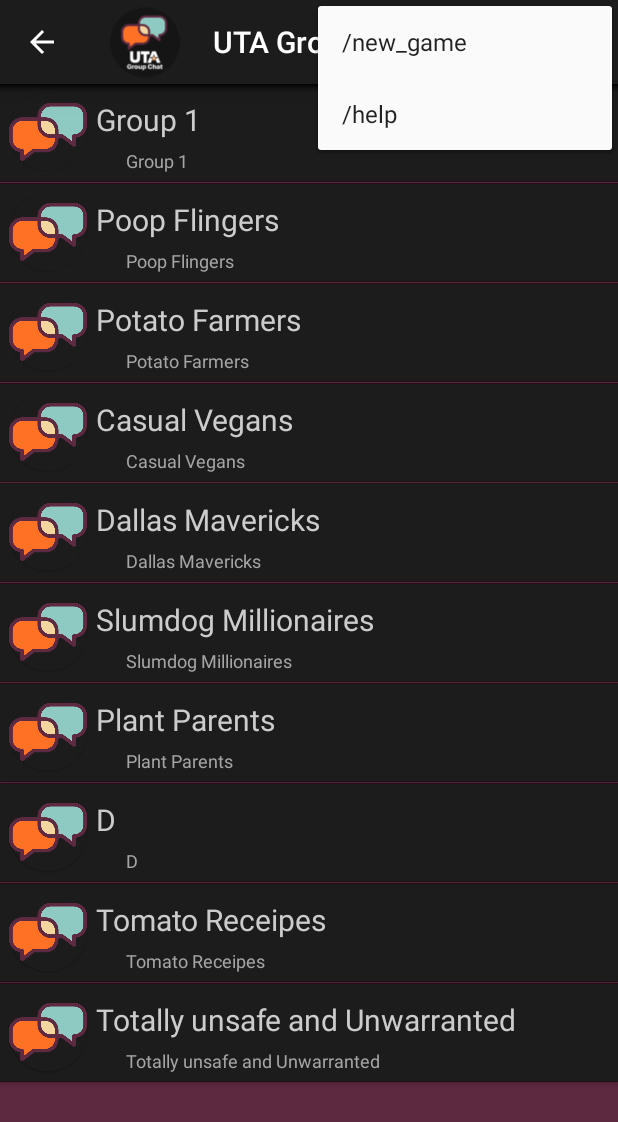
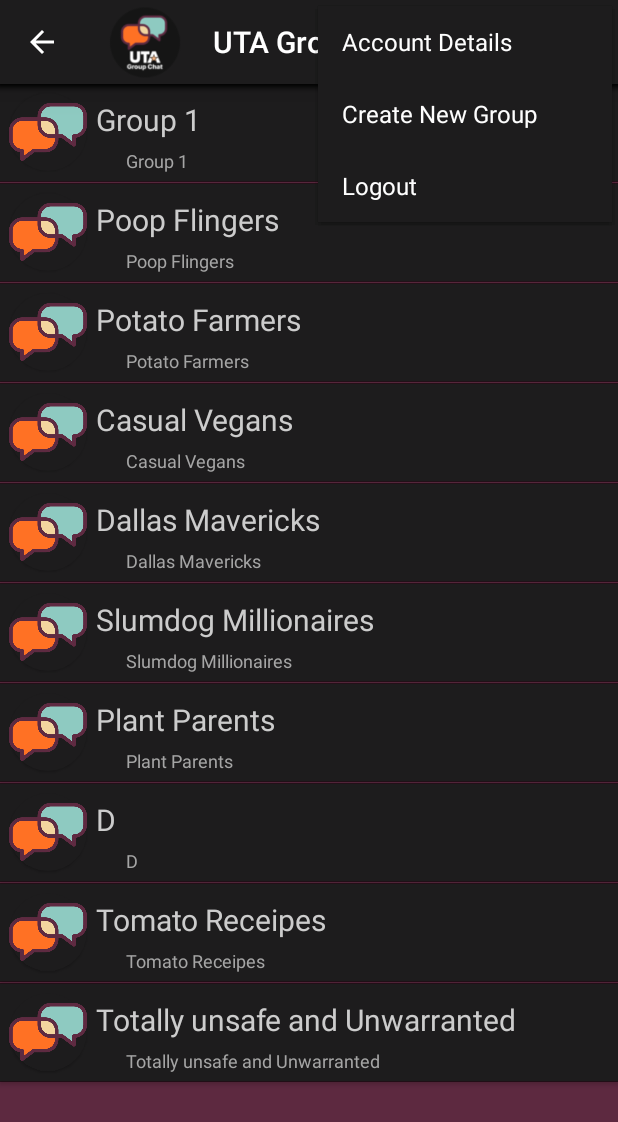
Before and after one commit to KaushalIngle/GroupChatApp, an Android app: the Home screen opened directly, with no data from a screen before it, with the options menu open, on a phone screen of 412 x 824 dp. Shown: the top 1122 px of the screen. Run offline under Robolectric (Android 15) with nearby library versions, the phone set to English and light mode, and no system bars.

Commit message:
Add Chat View, Chat Menu and Home Menu

```diff
--- a/app/src/main/java/com/example/groupchatapp/Home.java
+++ b/app/src/main/java/com/example/groupchatapp/Home.java
@@ -5,14 +5,12 @@ import androidx.appcompat.app.AppCompatActivity;
 import androidx.recyclerview.widget.LinearLayoutManager;
 import androidx.recyclerview.widget.RecyclerView;
 
-import android.graphics.Color;
-import android.graphics.drawable.ColorDrawable;
+import android.content.Intent;
 import android.os.Bundle;
-import android.view.Gravity;
+import android.util.Log;
 import android.view.Menu;
 import android.view.MenuInflater;
-import android.widget.ImageView;
-import android.widget.LinearLayout;
+import android.view.View;
 
 import java.util.Arrays;
 import java.util.List;
@@ -31,19 +29,31 @@ public class Home extends AppCompatActivity {
         actionBar.setElevation(20);
 //        actionBar.setBackgroundDrawable(new ColorDrawable(Color.parseColor("#5D2940")));
         List<String> list = Arrays.asList("Group 1", "Poop Flingers", "Potato Farmers", "Casual Vegans", "Dallas Mavericks", "Slumdog Millionaires", "Plant Parents", "D", "Tomato Receipes", "Totally unsafe and Unwarranted");
+
+
         RecyclerView homerview = (RecyclerView) findViewById(R.id.homerecycler);
         HomeAdapter adapter = new HomeAdapter(list);
         homerview.setAdapter(adapter);
         homerview.setLayoutManager(new LinearLayoutManager(this));
-//        LinearLayout homelinear = findViewById(R.id.homelinear);
-//
-//        for (int i = 0; i < 10; i++) {
-//            homelinear.addView(home_group);
-//        }
+        ItemClickSupport.addTo(homerview).setOnItemClickListener(
+                new ItemClickSupport.OnItemClickListener() {
+                    @Override
+                    public void onItemClicked(RecyclerView recyclerView, int position, View v) {
+                        // do stuff
+                        Log.d("BUTTONS", "User tapped the "+position+" button on the Home Activity");
+                        switchtoChatActivity();
+                        finish();
+                    }
+                }
+        );
     }
     public boolean onCreateOptionsMenu(Menu menu) {
         MenuInflater inflater = getMenuInflater();
-        inflater.inflate(R.menu.game_menu, menu);
+        inflater.inflate(R.menu.home_menu, menu);
         return true;
     }
+    private void switchtoChatActivity() {
+        Intent switchActivityIntent = new Intent(this, Chat.class);
+        startActivity(switchActivityIntent);
+    }
 }
--- /dev/null
+++ b/app/src/main/java/com/example/groupchatapp/ItemClickSupport.java
@@ -0,0 +1,94 @@
+package com.example.groupchatapp;
+
+import android.view.View;
+
+import androidx.recyclerview.widget.RecyclerView;
+
+public class ItemClickSupport {
+    private final RecyclerView mRecyclerView;
+    private OnItemClickListener mOnItemClickListener;
+    private OnItemLongClickListener mOnItemLongClickListener;
+    private View.OnClickListener mOnClickListener = new View.OnClickListener() {
+        @Override
+        public void onClick(View v) {
+            if (mOnItemClickListener != null) {
+                RecyclerView.ViewHolder holder = mRecyclerView.getChildViewHolder(v);
+                mOnItemClickListener.onItemClicked(mRecyclerView, holder.getAdapterPosition(), v);
+            }
+        }
+    };
+    private View.OnLongClickListener mOnLongClickListener = new View.OnLongClickListener() {
+        @Override
+        public boolean onLongClick(View v) {
+            if (mOnItemLongClickListener != null) {
+                RecyclerView.ViewHolder holder = mRecyclerView.getChildViewHolder(v);
+                return mOnItemLongClickListener.onItemLongClicked(mRecyclerView, holder.getAdapterPosition(), v);
+            }
+            return false;
+        }
+    };
+    private RecyclerView.OnChildAttachStateChangeListener mAttachListener
+            = new RecyclerView.OnChildAttachStateChangeListener() {
+        @Override
+        public void onChildViewAttachedToWindow(View view) {
+            if (mOnItemClickListener != null) {
+                view.setOnClickListener(mOnClickListener);
+            }
+            if (mOnItemLongClickListener != null) {
+                view.setOnLongClickListener(mOnLongClickListener);
+            }
+        }
+
+        @Override
+        public void onChildViewDetachedFromWindow(View view) {
+
+        }
+    };
+
+    private ItemClickSupport(RecyclerView recyclerView) {
+        mRecyclerView = recyclerView;
+        mRecyclerView.setTag(R.id.item_click_support, this);
+        mRecyclerView.addOnChildAttachStateChangeListener(mAttachListener);
+    }
+
+    public static ItemClickSupport addTo(RecyclerView view) {
+        ItemClickSupport support = (ItemClickSupport) view.getTag(R.id.item_click_support);
+        if (support == null) {
+            support = new ItemClickSupport(view);
+        }
+        return support;
+    }
+
+    public static ItemClickSupport removeFrom(RecyclerView view) {
+        ItemClickSupport support = (ItemClickSupport) view.getTag(R.id.item_click_support);
+        if (support != null) {
+            support.detach(view);
+        }
+        return support;
+    }
+
+    public ItemClickSupport setOnItemClickListener(OnItemClickListener listener) {
+        mOnItemClickListener = listener;
+        return this;
+    }
+
+    public ItemClickSupport setOnItemLongClickListener(OnItemLongClickListener listener) {
+        mOnItemLongClickListener = listener;
+        return this;
+    }
+
+    private void detach(RecyclerView view) {
+        view.removeOnChildAttachStateChangeListener(mAttachListener);
+        view.setTag(R.id.item_click_support, null);
+    }
+
+    public interface OnItemClickListener {
+
+        void onItemClicked(RecyclerView recyclerView, int position, View v);
+    }
+
+    public interface OnItemLongClickListener {
+
+        boolean onItemLongClicked(RecyclerView recyclerView, int position, View v);
+    }
+}
--- /dev/null
+++ b/app/src/main/res/drawable/groupactionbar.xml
@@ -0,0 +1,6 @@
+<?xml version="1.0" encoding="utf-8"?>
+<layer-list xmlns:android="http://schemas.android.com/apk/res/android" >
+    <item
+        android:drawable="@drawable/chat"
+        android:left="-25dp"/> <!-- add other margins here -->
+</layer-list>
--- a/app/src/main/res/layout/home_element.xml
+++ b/app/src/main/res/layout/home_element.xml
@@ -5,6 +5,7 @@
     android:layout_height="wrap_content"
     android:background="@color/Outer_Space"
     android:elevation="2dp"
+    android:id="@+id/item_click_support"
     android:layout_marginBottom="2dp">
     <ImageView
         android:layout_width="52dp"
--- a/app/src/main/res/menu/game_menu.xml
+++ b/app/src/main/res/menu/chat_menu.xml
@@ -1,11 +1,12 @@
 <?xml version="1.0" encoding="utf-8"?>
 <menu xmlns:android="http://schemas.android.com/apk/res/android">
-    <item android:id="@+id/new_game"
+    <item android:id="@+id/media"
         android:icon="@drawable/logo2"
-        android:title="/new_game"
+        android:title="Upload Media"
         />
-    <item android:id="@+id/help"
+    <item android:id="@+id/manage"
         android:icon="@drawable/logo"
-        android:title="/help" />
+        android:title="Manage Group" />
+
 
 </menu>
--- /dev/null
+++ b/app/src/main/res/menu/home_menu.xml
@@ -0,0 +1,14 @@
+<?xml version="1.0" encoding="utf-8"?>
+<menu xmlns:android="http://schemas.android.com/apk/res/android">
+    <item android:id="@+id/account"
+        android:icon="@drawable/logo2"
+        android:title="Account Details"
+        />
+    <item android:id="@+id/newgroup"
+        android:icon="@drawable/logo"
+        android:title="Create New Group" />
+    <item android:id="@+id/logout"
+        android:icon="@drawable/logo"
+        android:title="Logout" />
+
+</menu>
--- a/app/src/main/res/values/colors.xml
+++ b/app/src/main/res/values/colors.xml
@@ -7,8 +7,10 @@
     <color name="teal_700">#FF018786</color>
     <color name="black">#FF000000</color>
 
+    <color name="Silver_Dark">#1F1F1F</color>
     <color name="white">#FFFFFFFF</color>
     <color name="Voilet">#5D2940</color>
+    <color name="Voilet_Dark">#2B131D</color>
     <color name="Pumpkin">#FF7124</color>
     <color name="Silver_Light">#CCCCCC</color>
     <color name="Licorice">#0C0000</color>
@@ -16,4 +18,5 @@
     <color name="Tiffany_Blue">#8ECAC1</color>
     <color name="Outer_Space">#1D1C1D</color>
     <color name="Silver">#A5A5A5</color>
+    <color name="Dark_Teal">#214540</color>
 </resources>
--- a/app/src/main/res/values/themes.xml
+++ b/app/src/main/res/values/themes.xml
@@ -1,6 +1,9 @@
 <resources xmlns:tools="http://schemas.android.com/tools">
     <!-- Base application theme. -->
     <style name="Theme.GroupChatApp" parent="Theme.AppCompat.Light.DarkActionBar">
+
+        <item name="android:itemBackground">@color/Outer_Space</item>
+        <item name="android:textColor">@color/Snow</item>
         <!-- Primary brand color. -->
         <item name="colorPrimary">@color/Outer_Space</item>
         <item name="colorPrimaryVariant">@color/Outer_Space</item>
```
Also changed, not shown: app/src/main/AndroidManifest.xml (+6 -3 lines), app/src/main/java/com/example/groupchatapp/Chat.java (added, +87 -0 lines), app/src/main/java/com/example/groupchatapp/ChatAdapter.java (added, +97 -0 lines), app/src/main/res/drawable/squareshade.xml (added, +10 -0 lines), app/src/main/res/layout/activity_chat.xml (added, +69 -0 lines), app/src/main/res/layout/chat_element.xml (added, +123 -0 lines).
